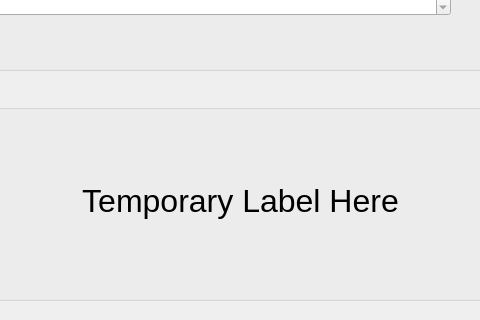
This is mydesign.ui in aattwwss/PyQt5-Example as Qt 5 draws it before an edit; both pictures show x 210 to 690 and y 280 to 600 of the 900 by 600 pixel window. The edited form follows.
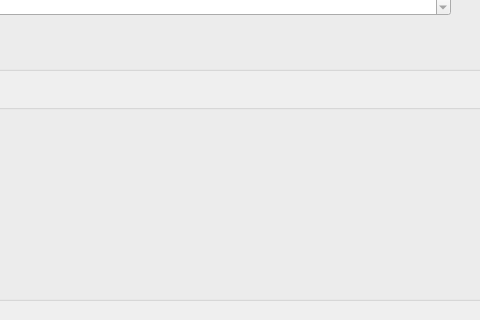
This is the edited form.

Commit message: Removed temp label

```diff
--- a/mydesign.ui
+++ b/mydesign.ui
@@ -397,7 +397,7 @@
          </font>
         </property>
         <property name="text">
-         <string>Temporary Label Here</string>
+         <string/>
         </property>
         <property name="alignment">
          <set>Qt::AlignCenter</set>
```
Left out of the diff: 12 changed lines with no effect on the pictures. The commit also changes 3 other files.
